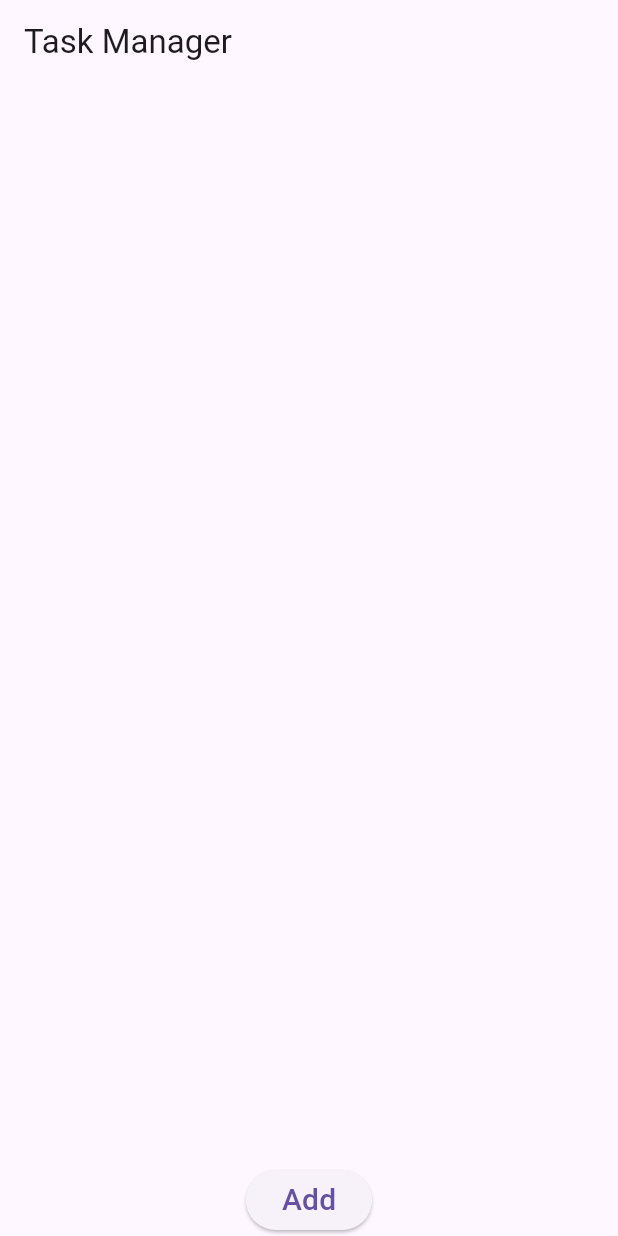
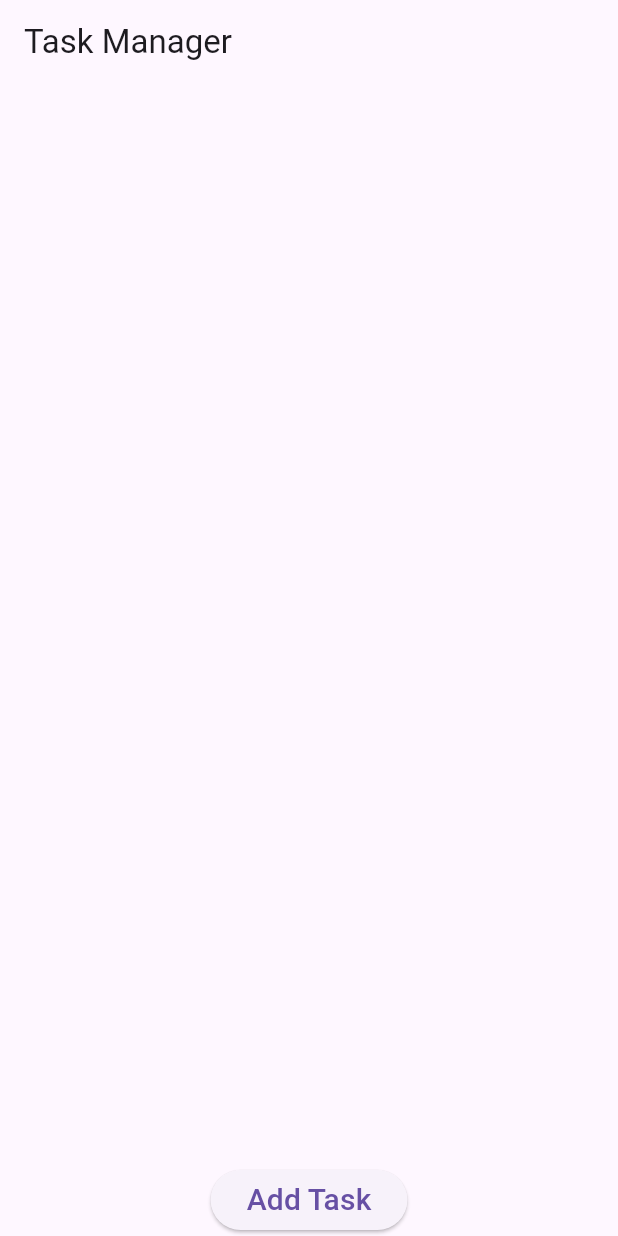
Before and after one commit to Des-Hussain/sparkosol_task_manager, a Flutter app: the screen it shows after launch, on a phone screen of 412 x 824 dp. Run offline on Flutter 3.47's test engine with Material 3 defaults, Android fonts, the phone set to English and light mode, and no system bars; our stand-ins replace flutter_riverpod, freezed_annotation, get_it, toastification.

Commit message:
Update home_screen.dart

```diff
--- a/lib/presentation/views/home_screen.dart
+++ b/lib/presentation/views/home_screen.dart
@@ -55,7 +55,7 @@ class _HomeScreenState extends ConsumerState<HomeScreen> {
             ),
             ElevatedButton(
               onPressed: () => _showAddTaskDialog(context, ref),
-              child: const Text("Add", style: TextStyle(fontSize: 20)),
+              child: const Text("Add Task", style: TextStyle(fontSize: 20)),
             )
           ],
         ),
@@ -90,7 +90,7 @@ class _HomeScreenState extends ConsumerState<HomeScreen> {
                   Navigator.of(context).pop();
                 }
               },
-              child: const Text('Add Task'),
+              child: const Text('Add'),
             ),
           ],
         );
```
